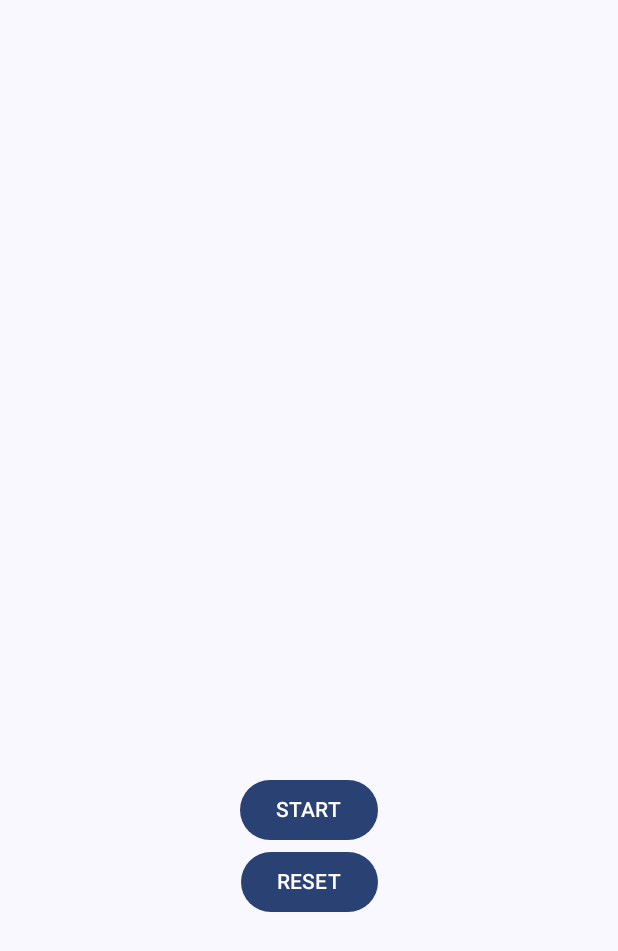
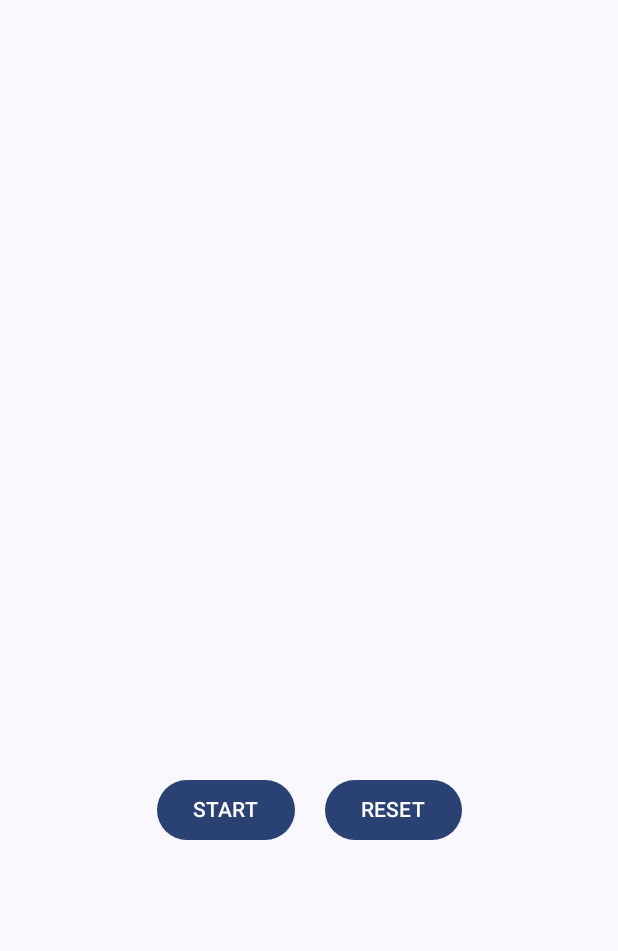
Before and after one commit to ds1mbp5720/RouletteProject, an Android app built with Jetpack Compose: the composable LadderScreen called with empty values, after a tap on "RESET", on a phone screen of 412 x 824 dp. Shown: the top 951 px of the screen. Run offline under Robolectric (Android 15) with nearby library versions, the phone set to English and light mode, and no system bars; 2 statements that could not run were skipped.

Commit message:
사다리 좌우 padding을 위한 좌표 로직 일부 수정, 시작, 재시작 버튼 조정, 리스트 변경 LaunchedEffect 내부 로직 수정
사다리 좌우 padding을 위한 좌표 로직 일부 수정, 시작, 재시작 버튼 조정, 리스트 변경 LaunchedEffect 내부 로직 수정

```diff
--- a/app/src/main/java/com/example/rouletteproject/component/ladder/LadderCompose.kt
+++ b/app/src/main/java/com/example/rouletteproject/component/ladder/LadderCompose.kt
@@ -1,14 +1,15 @@
 package com.example.rouletteproject.component.ladder
 
-import android.util.Log
 import androidx.compose.animation.core.Animatable
 import androidx.compose.animation.core.tween
 import androidx.compose.foundation.Canvas
 import androidx.compose.foundation.background
 import androidx.compose.foundation.clickable
+import androidx.compose.foundation.layout.Arrangement
 import androidx.compose.foundation.layout.Box
 import androidx.compose.foundation.layout.Column
 import androidx.compose.foundation.layout.Row
+import androidx.compose.foundation.layout.Spacer
 import androidx.compose.foundation.layout.fillMaxSize
 import androidx.compose.foundation.layout.fillMaxWidth
 import androidx.compose.foundation.layout.height
@@ -52,12 +53,19 @@ fun LadderScreen(
     var isGameFinished by remember { mutableStateOf(false) } // 게임 종료 여부
     var result by remember { mutableStateOf<Int?>(null) } // 결과
     var isGameReset by remember { mutableStateOf(false) } // 게임 리셋 여부
-    val delayTime = 5000 //todo 추후 var 변경 고려
-
+    val delayTime = 3000 //todo 추후 var 변경 고려
+    fun resetSetting() {
+        isGameStarted = false
+        isGameFinished = false
+        selectedStartPoint = null
+        currentPoint = null
+        result = null
+        isGameReset = !isGameReset
+    }
     // 사다리 생성
     val ladder = remember { mutableStateListOf<Pair<Int, Int>>() }
     LaunchedEffect(key1 = selectedList) {
-        isGameReset = !isGameReset
+        resetSetting()
     }
     LaunchedEffect(isGameReset) {
         ladder.clear()
@@ -96,7 +104,11 @@ fun LadderScreen(
                     modifier = Modifier
                         .weight(1f)
                         .size(40.dp)
-                        .background(if (selectedStartPoint == index) Color.Green else Color.Gray)
+                        .background(
+                            color = if (selectedStartPoint == index) Color.Green
+                            else Color.Gray,
+                            shape = RoundedCornerShape(16.dp)
+                        )
                         .clickable {
                             if (!isGameStarted) {
                                 selectedStartPoint = index
@@ -108,7 +120,6 @@ fun LadderScreen(
                 }
             }
         }
-        //todo 시작 끝 padding 추가하기, 가림막 추가 (isGameFinished = true 일때 제거)
         LadderCanvas(
             numVerticalLines = numVerticalLines,
             numHorizontalLines = numHorizontalLines,
@@ -118,9 +129,10 @@ fun LadderScreen(
             selectedStartPoint = selectedStartPoint,
             delayTime = delayTime
         ) {
-            Log.e("","애니메이션 종료 체크")
             isGameFinished = true
         }
+        //todo 가림막 추가 (isGameFinished = true 일때 제거)
+
         // 도착지 표시
         Row(modifier = Modifier.fillMaxWidth()) {
             selectedList?.rouletteData?.forEachIndexed { index, _ ->
@@ -138,6 +150,12 @@ fun LadderScreen(
                 }
             }
         }
+
+        Row (
+            modifier = Modifier
+                .fillMaxWidth(),
+            horizontalArrangement = Arrangement.spacedBy(20.dp, Alignment.CenterHorizontally)
+        ) {
             // 게임 시작 버튼
             Button(onClick = {
                 if (selectedStartPoint != null) {
@@ -165,21 +183,17 @@ fun LadderScreen(
             }) {
                 Text(text = "START")
             }
+            // 게임 재시작 버튼
+            Button(onClick = {
+                resetSetting()
+            }) {
+                Text(text = "RESET")
+            }
+        }
+        Spacer(modifier = Modifier.height(8.dp))
         // 게임 결과
         if (isGameFinished && result != null) {
             Text(text = "결과: ${selectedList?.rouletteData?.get(result!!)}", fontSize = 20.sp)
-        }
-
-        // 게임 재시작 버튼
-        Button(onClick = {
-            isGameStarted = false
-            isGameFinished = false
-            selectedStartPoint = null
-            currentPoint = null
-            result = null
-            isGameReset = !isGameReset
-        }) {
-            Text(text = "RESET")
         }
     }
 }
@@ -210,11 +224,12 @@ fun LadderCanvas(
         ) {
             val canvasWidth = size.width
             val canvasHeight = size.height
-            lineWidth = canvasWidth / (numVerticalLines - 1) // 세로선 간격
+            val canvasWidthPadding = canvasWidth / (numVerticalLines * 2)
+            lineWidth = canvasWidthPadding * 2 // 세로선 간격
             lineHeight = canvasHeight / (numHorizontalLines + 1) // 가로선 간격
             // 세로선 그리기
             for (i in 0 until numVerticalLines) {
-                val x = i * lineWidth
+                val x = (i * 2 + 1) * (lineWidth / 2)
                 drawLine(
                     color = Color.Black,
                     start = Offset(x, 0f),
@@ -226,8 +241,8 @@ fun LadderCanvas(
             // 가로선 그리기
             var ladderNum = 1
             for (line in ladder) {
-                val startX = line.first * lineWidth
-                val endX = line.second * lineWidth
+                val startX = line.first * lineWidth + canvasWidthPadding
+                val endX = line.second * lineWidth + canvasWidthPadding
                 val y = ladderNum * lineHeight
                 ladderNum += 1
                 drawLine(
@@ -241,11 +256,11 @@ fun LadderCanvas(
         }
         if (isGameStarted && selectedStartPoint != null && currentPoint != null) {
             AnimationPath(
-                path =  Path().apply {
-                    val startX = selectedStartPoint * lineWidth //선택한 좌표 시작점 (ex: 3번 선택시 3*간격)
+                path = Path().apply {
+                    val startX = selectedStartPoint * lineWidth + (lineWidth / 2) //선택한 좌표 시작점 (ex: 3번 선택시 3*간격)
                     val startY = 0f //0f
                     this.moveTo(startX, startY) // 선택 위치 에서 시작점 세팅
-                    this.lineTo(startX,lineHeight) //최초 다음줄 까지 이동 선 생성
+                    this.lineTo(startX, lineHeight) //최초 다음줄 까지 이동 선 생성
                     //이동시 마다 그릴 선 좌표
                     var currentX = startX
                     var currentY = lineHeight
@@ -258,9 +273,9 @@ fun LadderCanvas(
                         }
                         if (horizontalLine != null) { // 가로선 로직
                             val nextX = if (horizontalLine.first == current) {
-                                horizontalLine.second * lineWidth
+                                horizontalLine.second * lineWidth + (lineWidth / 2)
                             } else {
-                                horizontalLine.first * lineWidth
+                                horizontalLine.first * lineWidth + (lineWidth / 2)
                             }  // nextX : current 부터 이동할 x 좌표
                             val nextY = currentY + lineHeight // 가로선 이후 다음 세로 좌표
                             this.lineTo(nextX, currentY)
@@ -284,7 +299,7 @@ fun LadderCanvas(
                     .height(500.dp)
                     .align(Alignment.TopCenter),
                 delayTime = delayTime
-            ){
+            ) {
                 finishEvent.invoke()
             }
         }
```
Lines whose indentation alone changed are shown as unchanged.
